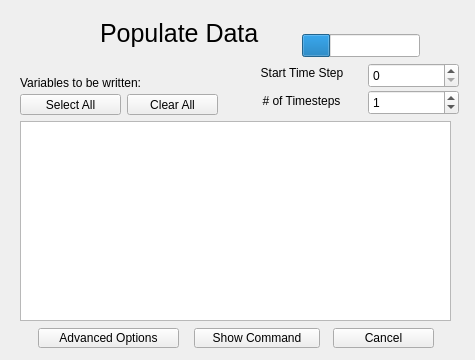
Qt form apps/vdcwizard/ui/Page4.ui (yyr/vapor) before a commit.
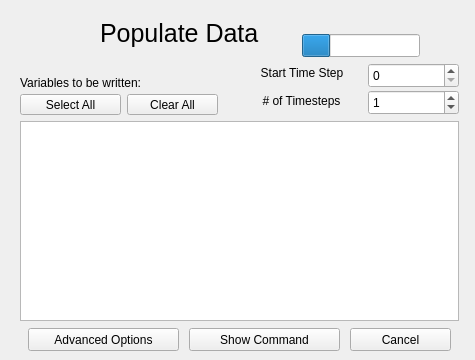
The same form after that commit.

Diff of the .ui file:
```diff
--- a/apps/vdcwizard/ui/Page4.ui
+++ b/apps/vdcwizard/ui/Page4.ui
@@ -125,10 +125,10 @@
   <widget class="QPushButton" name="advancedOptionsButton">
    <property name="geometry">
     <rect>
-     <x>38</x>
+     <x>28</x>
      <y>328</y>
-     <width>141</width>
-     <height>20</height>
+     <width>151</width>
+     <height>23</height>
     </rect>
    </property>
    <property name="text">
@@ -166,7 +166,7 @@
     <rect>
      <x>20</x>
      <y>121</y>
-     <width>431</width>
+     <width>439</width>
      <height>200</height>
     </rect>
    </property>
@@ -222,10 +222,10 @@
   <widget class="QPushButton" name="cancelButton">
    <property name="geometry">
     <rect>
-     <x>333</x>
+     <x>350</x>
      <y>328</y>
      <width>101</width>
-     <height>20</height>
+     <height>23</height>
     </rect>
    </property>
    <property name="text">
@@ -235,10 +235,10 @@
   <widget class="QPushButton" name="showCommandButton">
    <property name="geometry">
     <rect>
-     <x>194</x>
+     <x>189</x>
      <y>328</y>
-     <width>126</width>
-     <height>20</height>
+     <width>151</width>
+     <height>23</height>
     </rect>
    </property>
    <property name="text">
```
